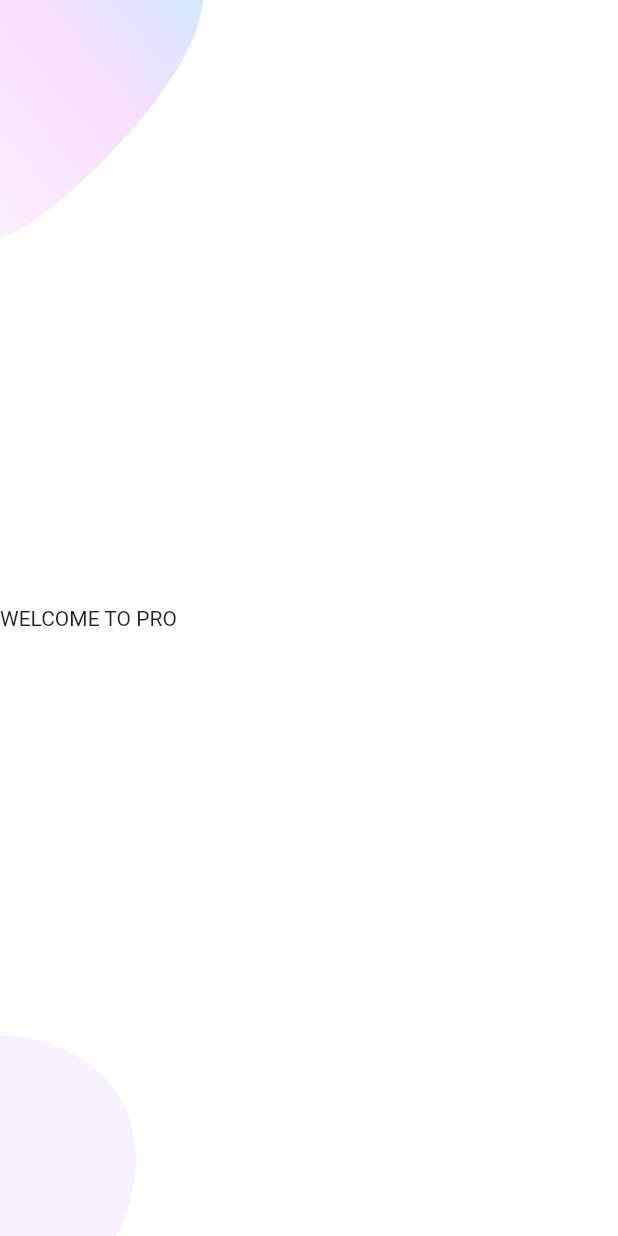
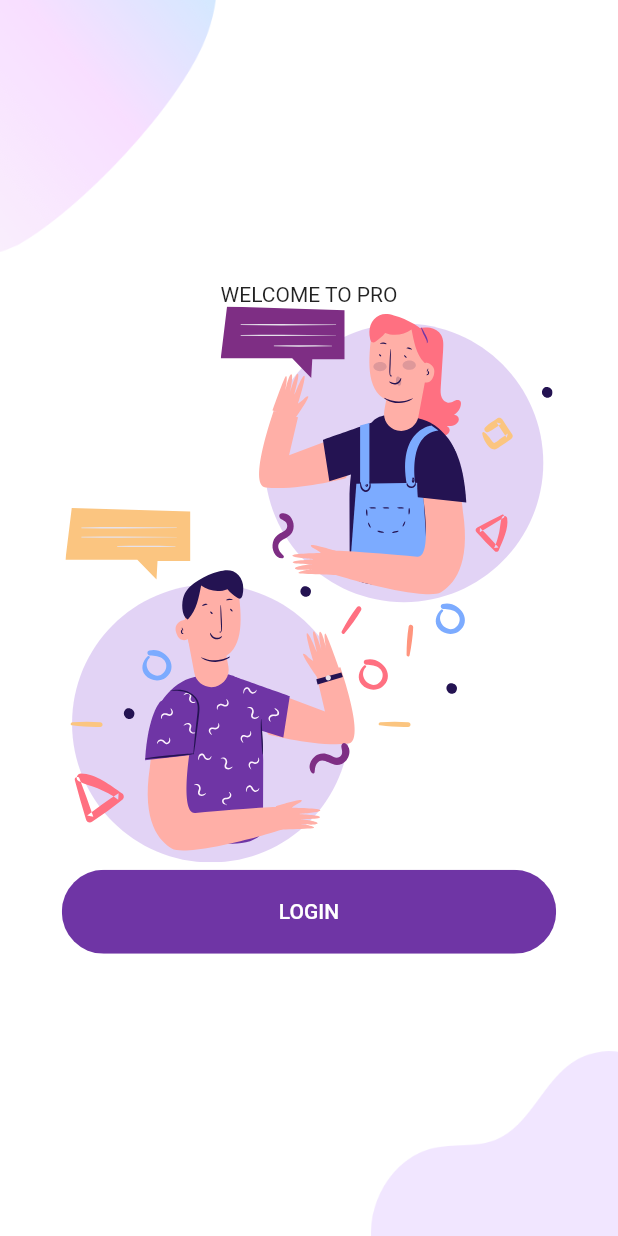
Before and after one commit to ashrafffathalla/login_Auth, a Flutter app: the screen it shows after launch, on a phone screen of 412 x 824 dp. Run offline on Flutter 3.47's test engine with Material 2 defaults, Android fonts, the phone set to English and light mode, and no system bars; our stand-ins replace flutter_svg.

Commit message:
commit all Updates

```diff
--- a/lib/main.dart
+++ b/lib/main.dart
@@ -19,6 +19,9 @@ class MyApp extends StatelessWidget {
         scaffoldBackgroundColor: Colors.white,
         primaryColor: colors.kPrimaryColor,
         appBarTheme: const AppBarTheme(
+          systemOverlayStyle: SystemUiOverlayStyle(
+            statusBarColor: Colors.transparent,
+          )
         ),
       ),
 
--- a/lib/shared/components/Bbckground.dart
+++ b/lib/shared/components/Bbckground.dart
@@ -11,24 +11,25 @@ class Background extends StatelessWidget {
   Widget build(BuildContext context) {
     Size size = MediaQuery.of(context).size;
     return Container(
+      width: double.infinity,
       height: size.height,
-      width: double.infinity,
       child: Stack(
-        children: [
+        alignment: Alignment.center,
+        children: <Widget>[
           Positioned(
             top: 0,
             left: 0,
             child: Image.asset(
-              'assets/images/main_top.png',
-              width: size.width * 0.33,
+              "assets/images/main_top.png",
+              width: size.width * 0.35,
             ),
           ),
           Positioned(
             bottom: 0,
-            left: 0,
+            right: 0,
             child: Image.asset(
-              'assets/images/main_bottom.png',
-              width: size.width * 0.22,
+              "assets/images/login_bottom.png",
+              width: size.width * 0.4,
             ),
           ),
           child,
--- a/lib/shared/components/body.dart
+++ b/lib/shared/components/body.dart
@@ -1,19 +1,41 @@
 import 'package:flutter/material.dart';
+import 'package:flutter_svg/flutter_svg.dart';
+import 'package:login/shared/colors.dart';
 import 'package:login/shared/components/Bbckground.dart';
 
 class Body extends StatelessWidget {
   const Body({Key? key}) : super(key: key);
+
   @override
-  Widget build(BuildContext context)
-  {
+  Widget build(BuildContext context) {
     Size size = MediaQuery.of(context).size;
     return Background(
       child: Column(
         mainAxisAlignment: MainAxisAlignment.center,
-        children:const[
-          Text(
+        children: [
+          const Text(
             'WELCOME TO PRO',
           ),
+          SvgPicture.asset(
+              'assets/icons/chat.svg',
+            height: size.height * 0.45,
+          ),
+          const SizedBox(height: 5,),
+          Container(
+            width: size.width *0.8,
+            child: ClipRRect(
+              borderRadius:BorderRadius.circular(29),
+              child: FlatButton(
+                padding:const EdgeInsets.symmetric(vertical: 20.0,horizontal: 40),
+                  onPressed: (){},
+                color: kPrimaryColor,
+                  child:const Text(
+                    'LOGIN',
+                    style: TextStyle(color: Colors.white),
+                  ),
+              ),
+            ),
+          )
         ],
       ),
     );
--- a/pubspec.yaml
+++ b/pubspec.yaml
@@ -34,6 +34,7 @@ dependencies:
   # The following adds the Cupertino Icons font to your application.
   # Use with the CupertinoIcons class for iOS style icons.
   cupertino_icons: ^1.0.2
+  flutter_svg: ^1.0.3
 
 dev_dependencies:
   flutter_test:
```
Also changed, not shown: pubspec.lock.
